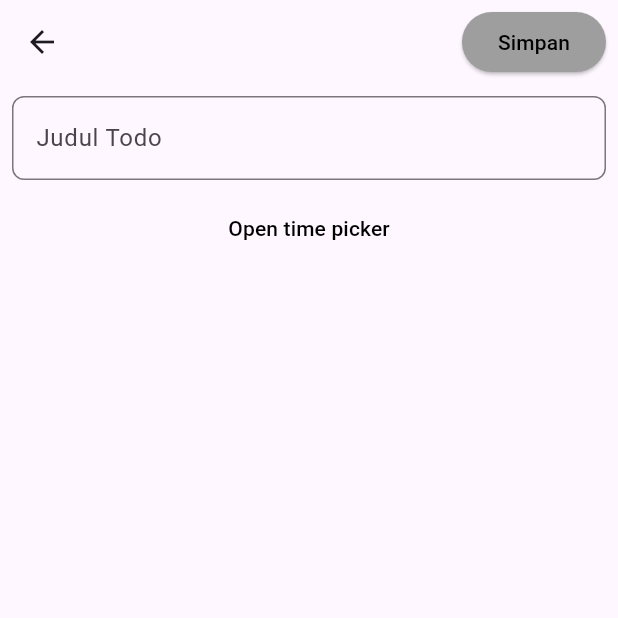
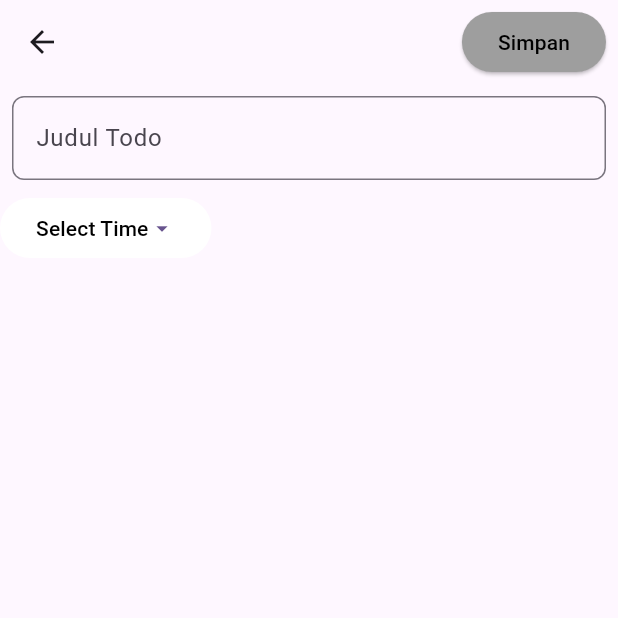
Before and after one commit to ITakora/Todo-s, a Flutter app: the TodoFieldScreen screen opened directly, on a phone screen of 412 x 824 dp, the top half of it. Run offline on Flutter 3.47's test engine with Material 3 defaults, Android fonts, the phone set to English and light mode, and no system bars; our stand-ins replace flutter_riverpod, flutter_slidable, google_fonts, sqflite; missing offline and left inert: day_night_time_picker; accounts and stored records are empty.

Commit message:
adding some riverpod,sqflite,animation, and much more.

```diff
--- /dev/null
+++ b/lib/data/models/todo_model.dart
@@ -0,0 +1,22 @@
+import 'package:uuid/uuid.dart';
+
+const uuid = Uuid();
+
+class Todo {
+  String id;
+  String title;
+  String time;
+
+  Todo({required this.title, required this.time, String? id})
+      : id = id ?? uuid.v4();
+
+  // factory Todo.fromJson(Map<String, dynamic> json) => Todo(
+  //       title: json["title"],
+  //       time: json["Time"],
+  //     );
+
+  // Map<String, dynamic> toJson() => {
+  //       "Judul": title,
+  //       "Time": time,
+  //     };
+}
--- a/lib/main.dart
+++ b/lib/main.dart
@@ -1,9 +1,10 @@
 import 'package:flutter/material.dart';
+import 'package:flutter_riverpod/flutter_riverpod.dart';
 import 'package:todo/ui/screens/home_screen.dart';
 import 'package:todo/ui/screens/todo_field_screen.dart';
 
 void main() {
-  runApp(const MyApp());
+  runApp(const ProviderScope(child: MyApp()));
 }
 
 class MyApp extends StatelessWidget {
@@ -19,7 +20,7 @@ class MyApp extends StatelessWidget {
         colorScheme: ColorScheme.fromSeed(seedColor: Colors.deepPurple),
         useMaterial3: true,
       ),
-      home: const TodoFieldScreen(),
+      home: const HomeScreen(),
     );
   }
 }
--- a/lib/ui/screens/todo_field_screen.dart
+++ b/lib/ui/screens/todo_field_screen.dart
@@ -1,15 +1,20 @@
 import 'package:day_night_time_picker/day_night_time_picker.dart';
 import 'package:flutter/material.dart';
+import 'package:flutter_riverpod/flutter_riverpod.dart';
+import 'package:todo/providers/todo_provider.dart';
+import 'package:todo/ui/widgets/time_picker.dart';
 
-class TodoFieldScreen extends StatefulWidget {
+class TodoFieldScreen extends ConsumerStatefulWidget {
   const TodoFieldScreen({super.key});
 
   @override
-  State<TodoFieldScreen> createState() => _TodoFieldScreenState();
+  ConsumerState<ConsumerStatefulWidget> createState() =>
+      _TodoFieldScreenState();
 }
 
-class _TodoFieldScreenState extends State<TodoFieldScreen> {
+class _TodoFieldScreenState extends ConsumerState<TodoFieldScreen> {
   Time _time = Time(hour: 00, minute: 00, second: 00);
+  final _titleController = TextEditingController();
 
   void onTimeChanged(Time newTime) {
     setState(() {
@@ -17,16 +22,34 @@ class _TodoFieldScreenState extends State<TodoFieldScreen> {
     });
   }
 
+  void _saveTodo() {
+    final submitTitle = _titleController.text;
+
+    if (submitTitle.isEmpty) {
+      return;
+    }
+
+    ref.read(todoProvider.notifier).addTodo(submitTitle, _time.format(context));
+
+    Navigator.of(context).pop();
+  }
+
   @override
   Widget build(BuildContext context) {
     return Scaffold(
       appBar: AppBar(
-        leading: const Icon(Icons.arrow_back),
+        leading: IconButton(
+            onPressed: () {
+              Navigator.of(context).pop();
+            },
+            icon: const Icon(Icons.arrow_back)),
         actions: [
           Padding(
             padding: const EdgeInsets.all(8.0),
             child: ElevatedButton(
-              onPressed: () {},
+              onPressed: () {
+                _saveTodo();
+              },
               style: const ButtonStyle(
                   backgroundColor: WidgetStatePropertyAll(Colors.grey)),
               child: const Text(
@@ -37,35 +60,18 @@ class _TodoFieldScreenState extends State<TodoFieldScreen> {
           )
         ],
       ),
-      body: Column(children: [
+      body: Column(crossAxisAlignment: CrossAxisAlignment.start, children: [
         Padding(
           padding: const EdgeInsets.all(8.0),
           child: TextField(
+              controller: _titleController,
               decoration: InputDecoration(
-            hintText: "Judul Todo",
-            border: OutlineInputBorder(borderRadius: BorderRadius.circular(8)),
-          )),
+                hintText: "Judul Todo",
+                border:
+                    OutlineInputBorder(borderRadius: BorderRadius.circular(8)),
+              )),
         ),
-        TextButton(
-          onPressed: () {
-            Navigator.of(context).push(
-              showPicker(
-                  context: context,
-                  value: _time,
-                  moonAsset: Image.asset('assets/images/moon.png'),
-                  sunAsset: Image.asset("assets/images/sun.png"),
-                  sunrise: TimeOfDay(hour: 6, minute: 0), // optional
-                  sunset: TimeOfDay(hour: 18, minute: 0), // optional
-                  duskSpanInMinutes: 120, // optional
-                  onChange: onTimeChanged,
-                  is24HrFormat: true),
-            );
-          },
-          child: Text(
-            "Open time picker",
-            style: TextStyle(color: Colors.black),
-          ),
-        ),
+        TimePickerWidget(time: _time, onTimeChanged: onTimeChanged)
       ]),
     );
   }
--- /dev/null
+++ b/lib/ui/widgets/time_picker.dart
@@ -0,0 +1,43 @@
+import 'package:day_night_time_picker/day_night_time_picker.dart';
+import 'package:flutter/material.dart';
+
+class TimePickerWidget extends StatelessWidget {
+  const TimePickerWidget(
+      {super.key, required this.time, required this.onTimeChanged});
+
+  final Time time;
+  final void Function(Time newTime) onTimeChanged;
+
+  @override
+  Widget build(BuildContext context) {
+    return ElevatedButton(
+      style: const ButtonStyle(
+          elevation: WidgetStatePropertyAll(0.0),
+          backgroundColor: WidgetStatePropertyAll(Colors.white)),
+      onPressed: () {
+        Navigator.of(context).push(
+          showPicker(
+              context: context,
+              value: time,
+              moonAsset: Image.asset('assets/images/moon.png'),
+              sunAsset: Image.asset("assets/images/sun.png"),
+              sunrise: const TimeOfDay(hour: 6, minute: 0), // optional
+              sunset: const TimeOfDay(hour: 18, minute: 0), // optional
+              duskSpanInMinutes: 120, // optional
+              onChange: onTimeChanged,
+              is24HrFormat: true),
+        );
+      },
+      child: const Row(
+        mainAxisSize: MainAxisSize.min,
+        children: [
+          Text(
+            "Select Time",
+            style: TextStyle(color: Colors.black),
+          ),
+          Icon(Icons.arrow_drop_down),
+        ],
+      ),
+    );
+  }
+}
--- a/pubspec.yaml
+++ b/pubspec.yaml
@@ -37,6 +37,11 @@ dependencies:
   cupertino_icons: ^1.0.8
   google_fonts: ^6.2.1
   day_night_time_picker: ^1.3.1
+  sqflite: ^2.4.1
+  path: ^1.9.0
+  flutter_riverpod: ^2.6.1
+  uuid: ^4.5.1
+  flutter_slidable: ^3.1.2
 
 dev_dependencies:
   flutter_test:
```
Also changed, not shown: lib/providers/todo_provider.dart (added, +56 -0 lines), lib/ui/screens/home_screen.dart (+32 -12 lines), lib/ui/widgets/list_todo.dart (+64 -24 lines), pubspec.lock, 1 other file.
